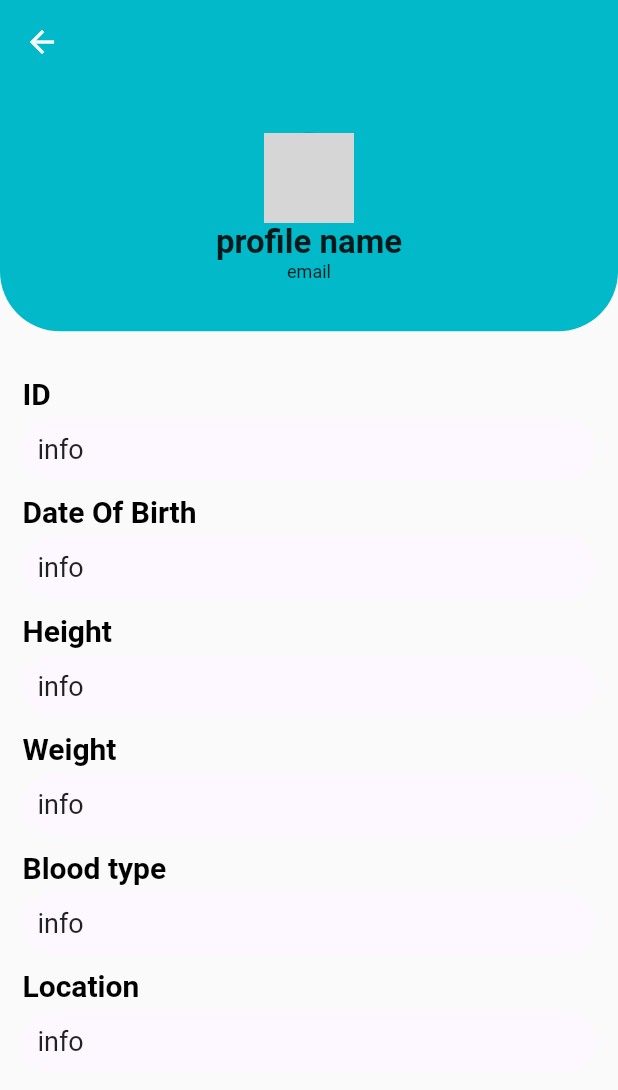
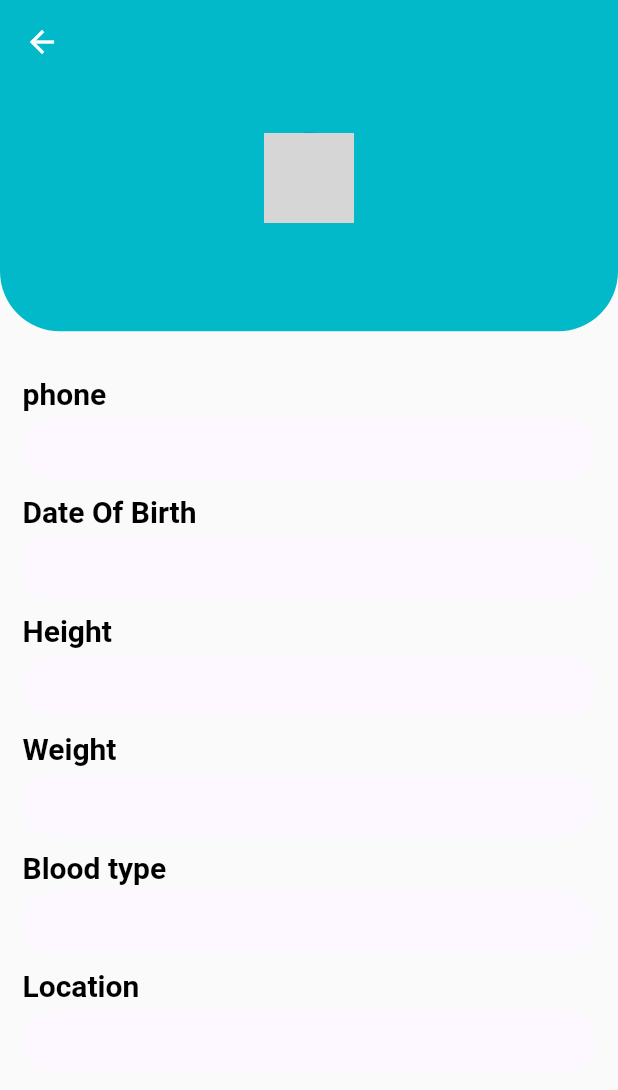
Before and after one commit to karim242/DocMate, a Flutter app: the PatientProfileScreen screen opened by its route, on a phone screen of 412 x 824 dp. Shown: the top 1090 px of the screen. Run offline on Flutter 3.47's test engine with Material 2 defaults, Android fonts, the phone set to English and light mode, and no system bars; our stand-ins replace bloc, carousel_slider, conditional_builder_null_safety, dio, flutter_bloc, fluttertoast and 3 more; missing offline and left inert: dart:ffi; accounts and stored records are empty; network calls fail; Roboto replaces fonts that are missing (MplUSRounded1c); statements that could not run were skipped; grey boxes are pictures that could not be loaded.

Commit message:
dynamic doctor & patient profile page

```diff
--- a/lib/doctor route/doctorHomePage/doctorProfile.dart
+++ b/lib/doctor route/doctorHomePage/doctorProfile.dart
@@ -1,3 +1,5 @@
+import 'package:docmate/Blocs/doctor_register/doctorRegisterCubit.dart';
+import 'package:docmate/Blocs/doctor_register/doctorRegisterStates.dart';
 import 'package:flutter/material.dart';
 import 'package:flutter/services.dart';
 import 'package:flutter_bloc/flutter_bloc.dart';
@@ -13,12 +15,11 @@ class DoctorProfileScreen extends StatelessWidget {
 
   @override
   Widget build(BuildContext context) {
-    return BlocConsumer<NetworkCubit, NetworkStates>(
+    return BlocConsumer<DoctorRegisterCubit, DoctorRegisterStates>(
         listener: (context, states) {},
         builder: (context, states) {
 
-          NetworkCubit cubit = NetworkCubit.get(context);
-          List<dynamic> data = cubit.latestNew;
+          DoctorRegisterCubit cubit = DoctorRegisterCubit.get(context);
           SystemChrome.setSystemUIOverlayStyle(const SystemUiOverlayStyle(
               statusBarColor: Color(0xFF01B9C8)
           ));
@@ -44,14 +45,14 @@ class DoctorProfileScreen extends StatelessWidget {
                           mainAxisAlignment: MainAxisAlignment.center,
                           crossAxisAlignment: CrossAxisAlignment.center,
                           //remove const when using api
-                          children: const [
-                            CircleAvatar(
+                          children:  [
+                            const CircleAvatar(
                                 radius: 30,
                                 backgroundImage: NetworkImage(
                                     'https://via.placeholder.com/140x100')
                             ),
-                            Text('profile name', style: TextStyle(fontSize: 22,fontWeight: FontWeight.bold),),
-                            Text('email', style: TextStyle(fontSize: 12),)
+                            Text(cubit.doctorNameController.value.text, style: TextStyle(fontSize: 22,fontWeight: FontWeight.bold),),
+                            Text(cubit.doctorEmailRegisterController.value.text, style: TextStyle(fontSize: 12),)
                           ],
                         ),
                       ),
@@ -61,14 +62,10 @@ class DoctorProfileScreen extends StatelessWidget {
                         child: Column(
                           crossAxisAlignment: CrossAxisAlignment.start,
                           mainAxisAlignment: MainAxisAlignment.spaceBetween,
-                          children: const [
-                            MyInfoWidget(title: 'Specialization', info: 'info'),
+                          children:  [
+                            MyInfoWidget(title: 'Specialization', info: cubit.specializationController.value.text),
                             SizedBox(height: 10,),
-                            MyInfoWidget(title: 'Phone Number', info: 'info',),
-                            SizedBox(height: 10,),
-                            MyInfoWidget(title: 'Location', info: 'info',),
-                            SizedBox(height: 10,),
-                            MyInfoWidget(title: 'ID', info: 'info',),
+                            MyInfoWidget(title: 'ID', info: cubit.doctorIdController,),
                             SizedBox(height: 10,),
 
                           ],
--- a/lib/patient route/homePage/profilePage.dart
+++ b/lib/patient route/homePage/profilePage.dart
@@ -1,5 +1,7 @@
 
 
+import 'package:docmate/Blocs/register/register_cubit.dart';
+import 'package:docmate/Blocs/register/register_states.dart';
 import 'package:flutter/material.dart';
 import 'package:flutter/services.dart';
 import 'package:flutter_bloc/flutter_bloc.dart';
@@ -14,12 +16,11 @@ class PatientProfileScreen extends StatelessWidget {
 
   @override
   Widget build(BuildContext context) {
-    return BlocConsumer<NetworkCubit, NetworkStates>(
+    return BlocConsumer<RegisterPatientCubit,RegisterStates>(
         listener: (context, states) {},
         builder: (context, states) {
 
-          NetworkCubit cubit = NetworkCubit.get(context);
-          List<dynamic> data = cubit.latestNew;
+          RegisterPatientCubit cubit = RegisterPatientCubit.get(context);
           SystemChrome.setSystemUIOverlayStyle( SystemUiOverlayStyle(
               statusBarColor: blueColor
           ));
@@ -37,21 +38,21 @@ class PatientProfileScreen extends StatelessWidget {
                         .of(context).size.height / 5,
                     decoration:  BoxDecoration(
                         color: blueColor,
-                        borderRadius: BorderRadius.vertical(
+                        borderRadius: const BorderRadius.vertical(
                             bottom: Radius.circular(40))
                     ),
                     child: Column(
                       mainAxisAlignment: MainAxisAlignment.center,
                       crossAxisAlignment: CrossAxisAlignment.center,
                       //remove const when using api
-                      children: const [
-                        CircleAvatar(
+                      children: [
+                        const CircleAvatar(
                             radius: 30,
                             backgroundImage: NetworkImage(
                                 'https://via.placeholder.com/140x100')
                         ),
-                        Text('profile name', style: TextStyle(fontSize: 22,fontWeight: FontWeight.bold),),
-                        Text('email', style: TextStyle(fontSize: 12),)
+                        Text(cubit.nameController.value.text, style: const TextStyle(fontSize: 22,fontWeight: FontWeight.bold),),
+                        Text(cubit.emailRegisterController.value.text, style: const TextStyle(fontSize: 12),)
                       ],
                     ),
                   ),
@@ -61,18 +62,18 @@ class PatientProfileScreen extends StatelessWidget {
                     child: Column(
                       crossAxisAlignment: CrossAxisAlignment.start,
                       mainAxisAlignment: MainAxisAlignment.spaceBetween,
-                      children: const [
-                        MyInfoWidget(title: 'ID', info: 'info'),
-                        SizedBox(height: 10,),
-                        MyInfoWidget(title: 'Date Of Birth', info: 'info',),
-                        SizedBox(height: 10,),
-                        MyInfoWidget(title: 'Height', info: 'info',),
-                        SizedBox(height: 10,),
-                        MyInfoWidget(title: 'Weight', info: 'info',),
-                        SizedBox(height: 10,),
-                        MyInfoWidget(title: 'Blood type', info: 'info',),
-                        SizedBox(height: 10,),
-                        MyInfoWidget(title: 'Location', info: 'info',),
+                      children:  [
+                        MyInfoWidget(title: 'phone', info: cubit.phoneController.value.text),
+                        const SizedBox(height: 10,),
+                        MyInfoWidget(title: 'Date Of Birth', info: cubit.dateOfBirthController.value.text,),
+                        const SizedBox(height: 10,),
+                        MyInfoWidget(title: 'Height', info: cubit.heightController.value.text,),
+                        const SizedBox(height: 10,),
+                        MyInfoWidget(title: 'Weight', info: cubit.weightController.value.text,),
+                        const SizedBox(height: 10,),
+                        MyInfoWidget(title: 'Blood type', info: cubit.bloodTypeController.value.text,),
+                        const SizedBox(height: 10,),
+                        MyInfoWidget(title: 'Location', info: cubit.addressController.value.text,),
 
                       ],
                     ),
```
